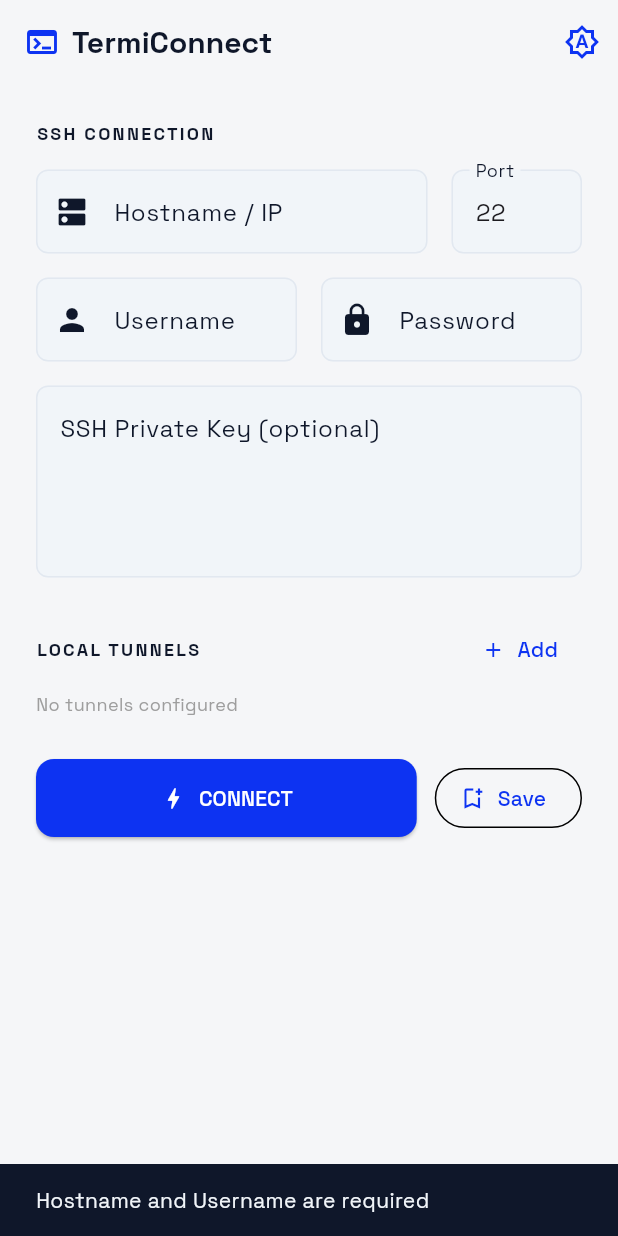
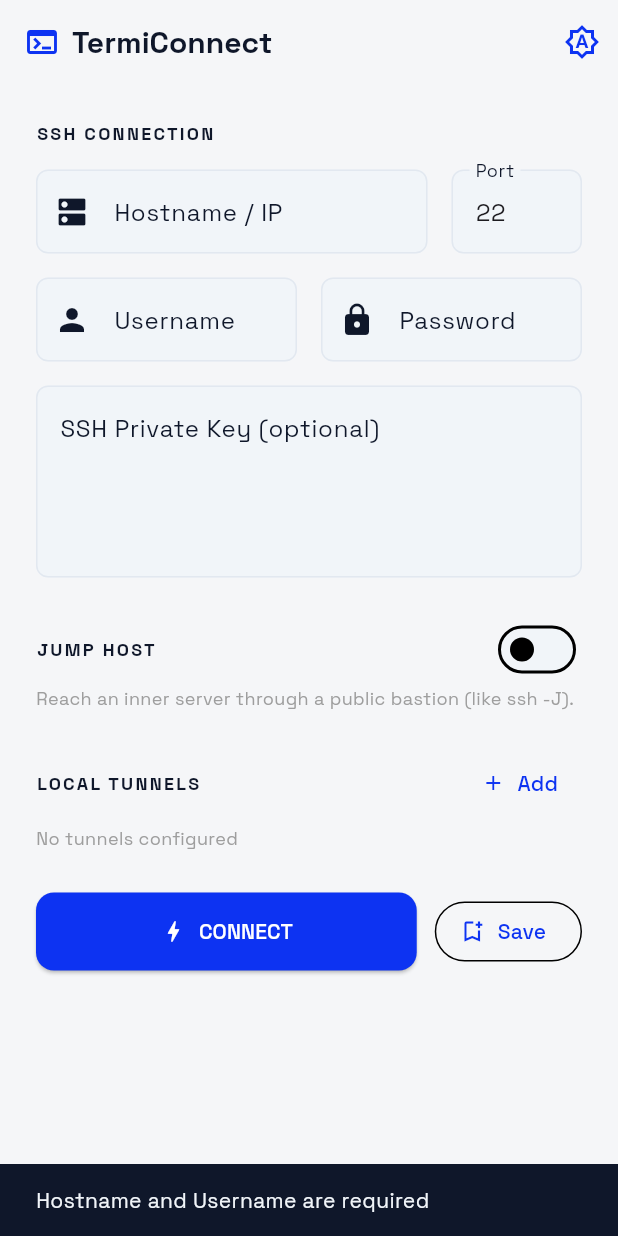
Before and after one commit to leondgarse/server_chat, a Flutter app: the ConnectTab screen opened directly, after a tap on "CONNECT", on a phone screen of 412 x 824 dp. Run offline on Flutter 3.47's test engine with Material 3 defaults, Android fonts, the phone set to English and light mode, and no system bars; our stand-ins replace file_picker, google_fonts, shared_preferences, wakelock_plus; missing offline and left inert: dartssh2, xterm; accounts and stored records are empty.

Commit message:
feat(connect): jump host (ProxyJump) support for inner servers
Connect to a public bastion first, then tunnel SSH to an inner server over
a direct-tcpip channel. All tabs (Shell, Files, PTY, Claude, Tmux) and local
tunnels then operate on the inner server. Jump settings are saved in
ssh_config.json and profiles and used by auto-connect/auto-reconnect.

Co-Authored-By: Claude Opus 5.5 <noreply@anthropic.com>
Claude-Session: https://claude.ai/code/session_01TjC5snBcSjgapuLrCh475j

```diff
--- a/lib/models/app_state.dart
+++ b/lib/models/app_state.dart
@@ -107,18 +107,7 @@ class AppState extends ChangeNotifier {
       final file = File('${dir.path}/ssh_config.json');
       if (!await file.exists()) return;
       final j = jsonDecode(await file.readAsString()) as Map<String, dynamic>;
-      final host = (j['host'] as String? ?? '').trim();
-      final user = (j['user'] as String? ?? '').trim();
-      if (host.isEmpty || user.isEmpty) return;
-      final tunnels = (j['tunnels'] as String? ?? '').trim();
-      await connect(
-        host,
-        int.tryParse(j['port'] as String? ?? '22') ?? 22,
-        user,
-        (j['pass'] as String? ?? '').isNotEmpty ? j['pass'] as String : null,
-        (j['key']  as String? ?? '').isNotEmpty ? j['key']  as String : null,
-        tunnels: tunnels.isNotEmpty ? tunnels : null,
-      );
+      if (!await connectFromConfig(j)) return;
       if (isConnected) {
         _reconnectAttempts = 0;
       } else {
@@ -146,7 +135,46 @@ class AppState extends ChangeNotifier {
 
   // ── Connect / Disconnect ───────────────────────────────────────────────────
 
-  Future<void> connect(String host, int port, String username, String? password, String? privateKey, {String? tunnels}) async {
+  /// Connect using a saved config map (the `ssh_config.json` / profile format).
+  /// Returns false if the config lacks a host or user.
+  Future<bool> connectFromConfig(Map<String, dynamic> j) async {
+    String str(String k) => (j[k] as String? ?? '').trim();
+    String? opt(String k) => (j[k] as String? ?? '').isNotEmpty ? j[k] as String : null;
+    final host = str('host');
+    final user = str('user');
+    if (host.isEmpty || user.isEmpty) return false;
+    final tunnels = str('tunnels');
+    SSHJumpHost? jump;
+    if (str('jump') == '1' && str('jumpHost').isNotEmpty) {
+      final jumpPass = opt('jumpPass');
+      final jumpKey  = opt('jumpKey');
+      final reuse = jumpPass == null && jumpKey == null;
+      jump = SSHJumpHost(
+        host: str('jumpHost'),
+        port: int.tryParse(str('jumpPort')) ?? 22,
+        username: str('jumpUser').isNotEmpty ? str('jumpUser') : user,
+        // No jump credentials given → reuse the target's password/key.
+        password: reuse ? opt('pass') : jumpPass,
+        privateKey: reuse ? opt('key') : jumpKey,
+      );
+    }
+    await connect(
+      host,
+      int.tryParse(str('port')) ?? 22,
+      user,
+      opt('pass'),
+      opt('key'),
+      tunnels: tunnels.isNotEmpty ? tunnels : null,
+      jump: jump,
+    );
+    return true;
+  }
+
+  /// "via user@bastion" label for the current connection, or null if direct.
+  String? get jumpLabel => _jumpLabel;
+  String? _jumpLabel;
+
+  Future<void> connect(String host, int port, String username, String? password, String? privateKey, {String? tunnels, SSHJumpHost? jump}) async {
     _reconnectTimer?.cancel();
     _isConnecting = true;
     _lastError = null;
@@ -160,9 +188,11 @@ class AppState extends ChangeNotifier {
         password: password,
         privateKey: privateKey,
         tunnels: tunnels,
+        jump: jump,
       );
 
       if (sshService.isConnected) {
+        _jumpLabel = jump == null ? null : '${jump.username}@${jump.host}';
         _currentPath = sshService.homeDir;
         _reconnectAttempts = 0;
         try { await WakelockPlus.enable(); } catch (_) {}
--- a/lib/screens/connect_tab.dart
+++ b/lib/screens/connect_tab.dart
@@ -22,6 +22,14 @@ class _ConnectTabState extends State<ConnectTab> {
   final _keyController  = TextEditingController();
   final List<_TunnelRow> _tunnelRows = [];
 
+  // Jump host (ProxyJump) — connect to the target through a bastion server.
+  bool _useJump = false;
+  final _jumpHostController = TextEditingController();
+  final _jumpPortController = TextEditingController(text: '22');
+  final _jumpUserController = TextEditingController();
+  final _jumpPassController = TextEditingController();
+  final _jumpKeyController  = TextEditingController();
+
   // Saved named profiles  { name: {host,port,user,pass,key} }
   Map<String, Map<String, String>> _profiles = {};
 
@@ -38,6 +46,11 @@ class _ConnectTabState extends State<ConnectTab> {
     _userController.dispose();
     _passController.dispose();
     _keyController.dispose();
+    _jumpHostController.dispose();
+    _jumpPortController.dispose();
+    _jumpUserController.dispose();
+    _jumpPassController.dispose();
+    _jumpKeyController.dispose();
     for (final r in _tunnelRows) r.dispose();
     super.dispose();
   }
@@ -58,14 +71,7 @@ class _ConnectTabState extends State<ConnectTab> {
       if (await file.exists()) {
         final j = jsonDecode(await file.readAsString()) as Map<String, dynamic>;
         if (mounted) {
-          setState(() {
-            _hostController.text = j['host'] ?? '';
-            _portController.text = j['port'] ?? '22';
-            _userController.text = j['user'] ?? '';
-            _passController.text = j['pass'] ?? '';
-            _keyController.text  = j['key']  ?? '';
-            _loadTunnelRows(j['tunnels'] as String? ?? '');
-          });
+          setState(() => _applyConfig(j.map((k, v) => MapEntry(k, '${v ?? ''}'))));
         }
       }
     } catch (_) {
@@ -96,15 +102,40 @@ class _ConnectTabState extends State<ConnectTab> {
     } catch (_) {}
   }
 
+  /// Current form as the persisted config map (ssh_config.json / profile).
+  Map<String, String> get _currentConfig => {
+    'host':     _hostController.text,
+    'port':     _portController.text,
+    'user':     _userController.text,
+    'pass':     _passController.text,
+    'key':      _keyController.text,
+    'tunnels':  _tunnelsString,
+    'jump':     _useJump ? '1' : '0',
+    'jumpHost': _jumpHostController.text,
+    'jumpPort': _jumpPortController.text,
+    'jumpUser': _jumpUserController.text,
+    'jumpPass': _jumpPassController.text,
+    'jumpKey':  _jumpKeyController.text,
+  };
+
+  /// Fill the form from a config map. Call inside setState.
+  void _applyConfig(Map<String, String> p) {
+    _hostController.text = p['host'] ?? '';
+    _portController.text = p['port'] ?? '22';
+    _userController.text = p['user'] ?? '';
+    _passController.text = p['pass'] ?? '';
+    _keyController.text  = p['key']  ?? '';
+    _loadTunnelRows(p['tunnels'] ?? '');
+    _useJump = p['jump'] == '1';
+    _jumpHostController.text = p['jumpHost'] ?? '';
+    _jumpPortController.text = (p['jumpPort'] ?? '').isEmpty ? '22' : p['jumpPort']!;
+    _jumpUserController.text = p['jumpUser'] ?? '';
+    _jumpPassController.text = p['jumpPass'] ?? '';
+    _jumpKeyController.text  = p['jumpKey']  ?? '';
+  }
+
   Future<void> _saveLastUsed() async {
-    final config = {
-      'host':    _hostController.text,
-      'port':    _portController.text,
-      'user':    _userController.text,
-      'pass':    _passController.text,
-      'key':     _keyController.text,
-      'tunnels': _tunnelsString,
-    };
+    final config = _currentConfig;
     try {
       final file = await _getConfigFile();
       await file.writeAsString(jsonEncode(config));
@@ -125,14 +156,7 @@ class _ConnectTabState extends State<ConnectTab> {
   void _loadProfile(String name) {
     final p = _profiles[name];
     if (p == null) return;
-    setState(() {
-      _hostController.text = p['host'] ?? '';
-      _portController.text = p['port'] ?? '22';
-      _userController.text = p['user'] ?? '';
-      _passController.text = p['pass'] ?? '';
-      _keyController.text  = p['key']  ?? '';
-      _loadTunnelRows(p['tunnels'] ?? '');
-    });
+    setState(() => _applyConfig(p));
   }
 
   Future<void> _saveProfileDialog() async {
@@ -162,14 +186,7 @@ class _ConnectTabState extends State<ConnectTab> {
     );
     if (name == null || name.isEmpty) return;
     setState(() {
-      _profiles[name] = {
-        'host':    _hostController.text,
-        'port':    _portController.text,
-        'user':    _userController.text,
-        'pass':    _passController.text,
-        'key':     _keyController.text,
-        'tunnels': _tunnelsString,
-      };
+      _profiles[name] = _currentConfig;
     });
     await _saveProfilesToPrefs();
     if (mounted) {
@@ -192,15 +209,13 @@ class _ConnectTabState extends State<ConnectTab> {
         const SnackBar(content: Text('Hostname and Username are required')));
       return;
     }
+    if (_useJump && _jumpHostController.text.trim().isEmpty) {
+      ScaffoldMessenger.of(context).showSnackBar(
+        const SnackBar(content: Text('Jump host address is required (or turn the jump host off)')));
+      return;
+    }
     await _saveLastUsed();
-    await state.connect(
-      _hostController.text,
-      int.tryParse(_portController.text) ?? 22,
-      _userController.text,
-      _passController.text.isNotEmpty ? _passController.text : null,
-      _keyController.text.isNotEmpty  ? _keyController.text  : null,
-      tunnels: _tunnelsString.isNotEmpty ? _tunnelsString : null,
-    );
+    await state.connectFromConfig(_currentConfig);
     if (!context.mounted) return;
     if (state.isConnected) {
       ScaffoldMessenger.of(context).showSnackBar(
@@ -278,7 +293,9 @@ class _ConnectTabState extends State<ConnectTab> {
                 child: Row(children: [
                   const Icon(Icons.check_circle, color: Colors.green),
                   const SizedBox(width: 12),
-                  Expanded(child: Text('Connected to ${_hostController.text}')),
+                  Expanded(child: Text(state.jumpLabel == null
+                      ? 'Connected to ${_hostController.text}'
+                      : 'Connected to ${_hostController.text}\nvia ${state.jumpLabel}')),
                   TextButton(
                     onPressed: () async {
                       final ok = await showDialog<bool>(
@@ -311,7 +328,8 @@ class _ConnectTabState extends State<ConnectTab> {
                 leading: const Icon(Icons.history, size: 18),
                 title: Text(name),
                 subtitle: Text(
-                  '${_profiles[name]!['user']}@${_profiles[name]!['host']}:${_profiles[name]!['port']}',
+                  '${_profiles[name]!['user']}@${_profiles[name]!['host']}:${_profiles[name]!['port']}'
+                  '${_profiles[name]!['jump'] == '1' ? '  via ${_profiles[name]!['jumpHost']}' : ''}',
                   style: const TextStyle(fontSize: 12),
                 ),
                 onTap: () => _loadProfile(name),
@@ -374,6 +392,10 @@ class _ConnectTabState extends State<ConnectTab> {
                   labelText: 'SSH Private Key (optional)',
                   alignLabelWithHint: true),
             ),
+            const SizedBox(height: 24),
+
+            // ── Jump host (ProxyJump) ──────────────────────────────────────
+            _buildJumpSection(),
             const SizedBox(height: 24),
 
             // ── Local port tunnels ─────────────────────────────────────────
@@ -468,6 +490,85 @@ class _ConnectTabState extends State<ConnectTab> {
     );
   }
 
+  // ── Jump host section ───────────────────────────────────────────────────────
+
+  Widget _buildJumpSection() {
+    return Column(
+      crossAxisAlignment: CrossAxisAlignment.start,
+      children: [
+        Row(children: [
+          const Expanded(
+            child: Text('JUMP HOST',
+                style: TextStyle(fontSize: 12, fontWeight: FontWeight.bold, letterSpacing: 1.5)),
+          ),
+          Switch(
+            value: _useJump,
+            onChanged: (v) => setState(() => _useJump = v),
+          ),
+        ]),
+        Text(
+          _useJump
+              ? 'Connects to the jump host first, then to the server above from it. '
+                'Use the inner server\'s private address/port above.'
+              : 'Reach an inner server through a public bastion (like ssh -J).',
+          style: TextStyle(fontSize: 12, color: Colors.grey.shade500),
+        ),
+        if (_useJump) ...[
+          const SizedBox(height: 16),
+          Row(children: [
+            Expanded(
+              flex: 3,
+              child: TextField(
+                controller: _jumpHostController,
+                decoration: const InputDecoration(
+                    labelText: 'Jump host / IP', prefixIcon: Icon(Icons.alt_route)),
+              ),
+            ),
+            const SizedBox(width: 16),
+            Expanded(
+              flex: 1,
+              child: TextField(
+                controller: _jumpPortController,
+                keyboardType: TextInputType.number,
+                decoration: const InputDecoration(labelText: 'Port'),
+              ),
+            ),
+          ]),
+          const SizedBox(height: 16),
+          Row(children: [
+            Expanded(
+              child: TextField(
+                controller: _jumpUserController,
+                decoration: const InputDecoration(
+                    labelText: 'Username',
+                    hintText: 'same as target',
+                    prefixIcon: Icon(Icons.person_outline)),
+              ),
+            ),
+            const SizedBox(width: 16),
+            Expanded(
+              child: TextField(
+                controller: _jumpPassController,
+                obscureText: true,
+                decoration: const InputDecoration(
+                    labelText: 'Password', prefixIcon: Icon(Icons.lock_outline)),
+              ),
+            ),
+          ]),
+          const SizedBox(height: 16),
+          TextField(
+            controller: _jumpKeyController,
+            maxLines: 3,
+            decoration: const InputDecoration(
+                labelText: 'Jump host private key (optional)',
+                helperText: 'Leave password and key empty to reuse the target\'s credentials',
+                alignLabelWithHint: true),
+          ),
+        ],
+      ],
+    );
+  }
+
   // ── Tunnel helpers ──────────────────────────────────────────────────────────
 
   /// Serialises tunnel rows as "localPort:localhost:remotePort\n…"
--- a/lib/services/ssh_service.dart
+++ b/lib/services/ssh_service.dart
@@ -5,8 +5,29 @@ import 'dart:typed_data';
 import 'package:dartssh2/dartssh2.dart';
 import 'package:flutter/foundation.dart';
 
+/// Optional bastion / jump host (like OpenSSH `ProxyJump`). The app connects
+/// to this host first, then opens a direct-tcpip channel to the target and
+/// runs the target SSH session over it — so inner servers that are only
+/// reachable from the bastion can be used directly.
+class SSHJumpHost {
+  final String host;
+  final int port;
+  final String username;
+  final String? password;
+  final String? privateKey;
+
+  const SSHJumpHost({
+    required this.host,
+    this.port = 22,
+    required this.username,
+    this.password,
+    this.privateKey,
+  });
+}
+
 class SSHService {
   SSHClient? _client;
+  SSHClient? _jumpClient;
   String? _homeDir;
   Timer? _keepAliveTimer;
   SSHSession? _activeCommand;
@@ -25,9 +46,12 @@ class SSHService {
     String? password,
     String? privateKey,
     String? tunnels,
+    SSHJumpHost? jump,
   }) async {
     try {
-      final socket = await SSHSocket.connect(host, port);
+      final socket = jump != null
+          ? await _openViaJump(jump, host, port)
+          : await SSHSocket.connect(host, port);
 
       _client = SSHClient(
         socket,
@@ -67,7 +91,34 @@ class SSHService {
       debugPrint('SSH Connection Error: $e');
       _client?.close();
       _client = null;
+      _jumpClient?.close();
+      _jumpClient = null;
       rethrow;
+    }
+  }
+
+  /// Hop 1: authenticate to the bastion. Hop 2: open a direct-tcpip channel
+  /// from it to the target's SSH port and return it as the transport socket.
+  Future<SSHSocket> _openViaJump(SSHJumpHost jump, String host, int port) async {
+    final pass = jump.password;
+    final key  = jump.privateKey;
+    final jc = SSHClient(
+      await SSHSocket.connect(jump.host, jump.port),
+      username: jump.username,
+      onPasswordRequest: pass != null ? () => pass : null,
+      identities: key != null ? [...SSHKeyPair.fromPem(key)] : null,
+      keepAliveInterval: const Duration(seconds: 20),
+    );
+    _jumpClient = jc;
+    try {
+      await jc.authenticated;
+    } catch (e) {
+      throw Exception('Jump host ${jump.host}: $e');
+    }
+    try {
+      return await jc.forwardLocal(host, port);
+    } catch (e) {
+      throw Exception('Jump host could not reach $host:$port: $e');
     }
   }
 
@@ -78,6 +129,8 @@ class SSHService {
     _keepAliveTimer?.cancel();
     _keepAliveTimer = null;
     _client = null;
+    _jumpClient?.close();
+    _jumpClient = null;
     _closeLocalForwards();
     onDisconnected?.call();
   }
@@ -144,6 +197,8 @@ class SSHService {
     _homeDir = null;
     _closeLocalForwards();
     c?.close();
+    _jumpClient?.close();
+    _jumpClient = null;
   }
 
   /// Resolve ~ to actual home directory
```
Also changed, not shown: lib/screens/home_screen.dart (+1 -12 lines), 1 other file.
